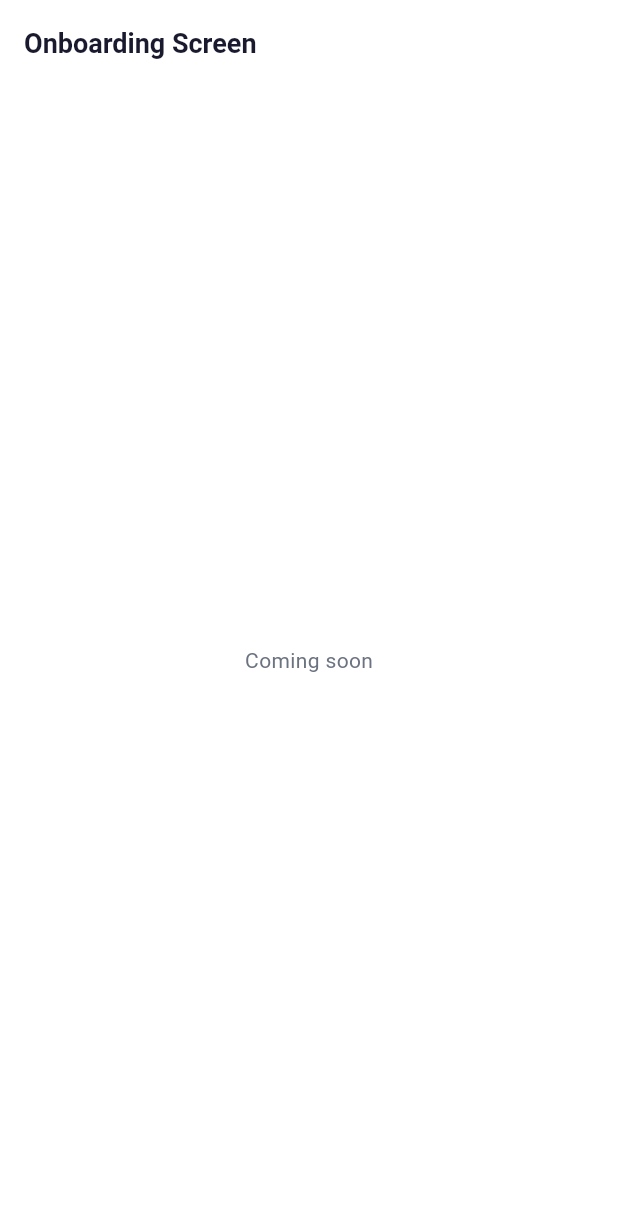
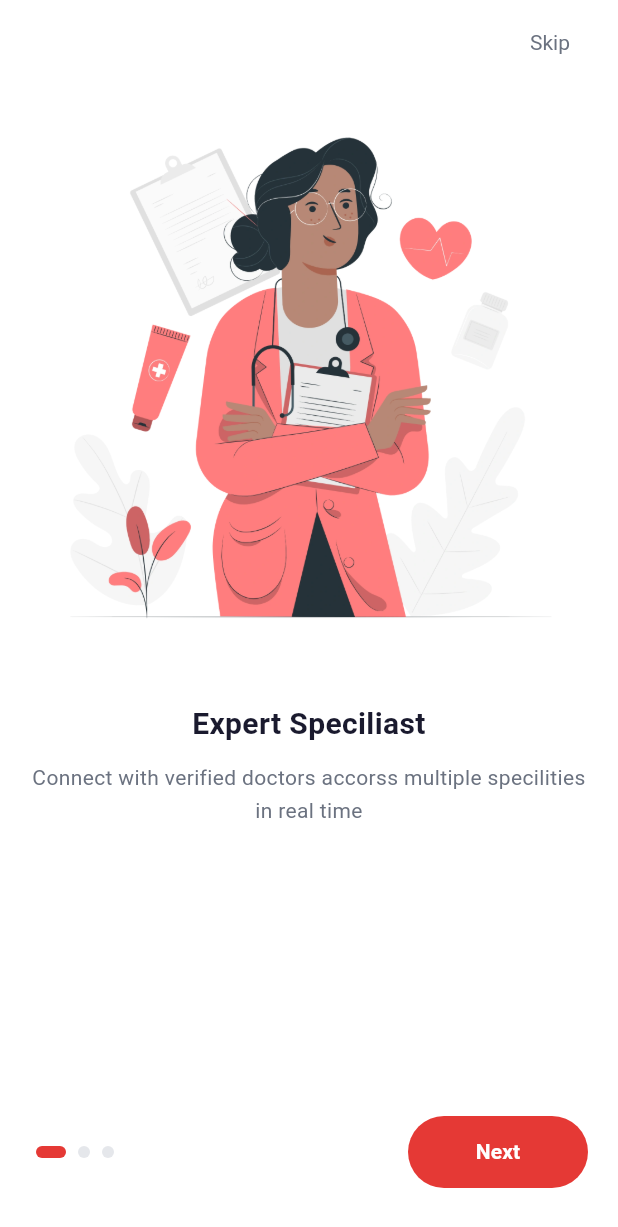
Before and after one commit to grittydude/zenith_care, a Flutter app: the screen it shows after launch, after a tap on "Get Started", on a phone screen of 412 x 824 dp. Shown: the top 1227 px of the screen. Run offline on Flutter 3.47's test engine with Material 3 defaults, Android fonts, the phone set to English and light mode, and no system bars; our stand-ins replace flutter_riverpod, freezed_annotation, go_router, riverpod_annotation, shared_preferences, supabase_flutter; accounts and stored records are empty; generated files the repository leaves out were written again.

Commit message:
implement onboarding screend

```diff
--- /dev/null
+++ b/lib/features/auth/data/datasources/slide_data.dart
@@ -0,0 +1,10 @@
+class SlideData {
+  const SlideData({
+    required this.title,
+    required this.description,
+    required this.imagePath,
+  });
+  final String title;
+  final String description;
+  final String imagePath;
+}
--- a/lib/features/auth/presentation/notifiers/onboarding_notifier.dart
+++ b/lib/features/auth/presentation/notifiers/onboarding_notifier.dart
@@ -28,6 +28,8 @@ class OnboardingNotifier extends _$OnboardingNotifier {
     }
   }
 
+  void jumpToPage(int index) => state = index;
+
   Future<void> _markComplete() async {
     final prefs = await ref.watch(sharedPreferenceProvider.future);
     await prefs.setBool(_kOnboardingCompleteKey, true);
--- a/lib/features/auth/presentation/screens/onboarding_screen.dart
+++ b/lib/features/auth/presentation/screens/onboarding_screen.dart
@@ -1,11 +1,154 @@
 import 'package:flutter/material.dart';
-import 'package:zenith_care/core/widgets/placeholder_screen.dart';
+import 'package:flutter_riverpod/flutter_riverpod.dart';
+import 'package:zenith_care/core/constants/app_colors.dart';
+import '../../../../core/constants/app_sizes.dart';
+import '../../../../core/constants/app_text_styles.dart';
+import '../../data/datasources/slide_data.dart';
+import '../notifiers/onboarding_notifier.dart';
+import '../widgets/dot_indactor.dart';
+import '../widgets/next_button.dart';
+import '../widgets/slide_page.dart';
 
-class OnboardingScreen extends StatelessWidget {
+const List<SlideData> _slides = [
+  SlideData(
+    title: 'Expert Speciliast',
+    description:
+        'Connect with verified doctors accorss multiple specilities in real time',
+    imagePath: 'assets/images/onboard_one.webp',
+  ),
+  SlideData(
+    title: 'Expert Speciliast',
+    description:
+        'Connect with verified doctors accorss multiple specilities in real time',
+    imagePath: 'assets/images/onboard_two.webp',
+  ),
+  SlideData(
+    title: 'Expert Speciliast',
+    description:
+        'Connect with verified doctors accorss multiple specilities in real time',
+    imagePath: 'assets/images/onboard_three.webp',
+  ),
+];
+
+class OnboardingScreen extends ConsumerStatefulWidget {
   const OnboardingScreen({super.key});
 
   @override
+  ConsumerState<OnboardingScreen> createState() => _OnboardingScreenState();
+}
+
+class _OnboardingScreenState extends ConsumerState<OnboardingScreen> {
+  late final PageController _pageController;
+
+  bool isSwipeInProgress = false;
+
+  @override
+  void initState() {
+    super.initState();
+    _pageController = PageController();
+  }
+
+  @override
+  void dispose() {
+    _pageController.dispose();
+    super.dispose();
+  }
+
+  @override
   Widget build(BuildContext context) {
-    return const PlaceholderScreen(title: 'Onboarding Screen');
+    final currentPage = ref.watch(onboardingProvider);
+    final isLastPage = currentPage == _slides.length - 1;
+    return Scaffold(
+      backgroundColor: AppColors.surface,
+      body: SafeArea(
+        child: Column(
+          children: [
+            //SKip Buttopn
+            Align(
+              alignment: Alignment.centerRight,
+              child: Padding(
+                padding: const EdgeInsets.only(
+                    right: AppSizes.screenHorizontalPadding,
+                    top: AppSizes.spaceMD),
+                child: AnimatedOpacity(
+                  opacity: isLastPage ? 0 : 1,
+                  duration: const Duration(milliseconds: 200),
+                  child: TextButton(
+                    onPressed: () =>
+                        ref.read(onboardingProvider.notifier).skip(),
+                    style: TextButton.styleFrom(
+                      foregroundColor: AppColors.textSecondary,
+                      padding: const EdgeInsets.symmetric(
+                        horizontal: AppSizes.spaceMD,
+                        vertical: AppSizes.spaceXS,
+                      ),
+                    ),
+                    child: Text(
+                      'Skip',
+                      style: AppTextStyles.bodyMedium.copyWith(
+                        color: AppColors.textSecondary,
+                      ),
+                    ),
+                  ),
+                ),
+              ),
+            ),
+
+            // PageView
+            Expanded(
+              child: PageView.builder(
+                controller: _pageController,
+                itemCount: _slides.length,
+                physics: null,
+                onPageChanged: (index) {
+                  isSwipeInProgress = true;
+                  ref.read(onboardingProvider.notifier).jumpToPage(index);
+                  WidgetsBinding.instance.addPostFrameCallback((_) {
+                    isSwipeInProgress = false;
+                  });
+                },
+                itemBuilder: (context, index) {
+                  return SlidePage(slide: _slides[index]);
+                },
+              ),
+            ),
+
+            const SizedBox(height: AppSizes.spaceLG),
+
+            // ── Bottom row: Skip | Dots | Next ───────────────────────
+            Padding(
+              padding: const EdgeInsets.symmetric(
+                horizontal: AppSizes.screenHorizontalPadding,
+              ),
+              child: Row(
+                mainAxisAlignment: MainAxisAlignment.spaceBetween,
+                children: [
+                  // ── Dots (centre) ──────────────────────────────────
+                  Row(
+                    mainAxisSize: MainAxisSize.min,
+                    children: List.generate(
+                      _slides.length,
+                      (index) => DotIndicator(isActive: index == currentPage),
+                    ),
+                  ),
+
+                  SizedBox(
+                    width: 120,
+                    child: NextButton(
+                      label: isLastPage ? 'Get Started' : 'Next',
+                      onTap: () => ref
+                          .read(onboardingProvider.notifier)
+                          .nextPage(totalPages: _slides.length),
+                    ),
+                  ),
+                ],
+              ),
+            ),
+
+            const SizedBox(height: AppSizes.space3XL),
+          ],
+        ),
+      ),
+    );
   }
 }
--- /dev/null
+++ b/lib/features/auth/presentation/widgets/dot_indactor.dart
@@ -0,0 +1,23 @@
+import 'package:flutter/material.dart';
+import '../../../../core/constants/app_colors.dart';
+import '../../../../core/constants/app_sizes.dart';
+
+class DotIndicator extends StatelessWidget {
+  const DotIndicator({super.key, required this.isActive});
+  final bool isActive;
+
+  @override
+  Widget build(BuildContext context) {
+    return AnimatedContainer(
+      duration: const Duration(milliseconds: 250),
+      curve: Curves.easeInOut,
+      width: isActive ? 20.0 : 8.0,
+      height: 8.0,
+      margin: const EdgeInsets.symmetric(horizontal: 4.0),
+      decoration: BoxDecoration(
+        color: isActive ? AppColors.primary : AppColors.border,
+        borderRadius: BorderRadius.circular(AppSizes.radiusFull),
+      ),
+    );
+  }
+}
--- /dev/null
+++ b/lib/features/auth/presentation/widgets/next_button.dart
@@ -0,0 +1,41 @@
+import 'package:flutter/material.dart';
+import '../../../../core/constants/app_colors.dart';
+import '../../../../core/constants/app_sizes.dart';
+import '../../../../core/constants/app_text_styles.dart';
+
+class NextButton extends StatelessWidget {
+  const NextButton({super.key, required this.label, required this.onTap});
+  final String label;
+  final VoidCallback onTap;
+
+  @override
+  Widget build(BuildContext context) {
+    return SizedBox(
+      width: double.infinity,
+      height: AppSizes.buttonHeightMedium,
+      child: ElevatedButton(
+        onPressed: onTap,
+        style: ElevatedButton.styleFrom(
+          backgroundColor: AppColors.primary,
+          foregroundColor: Colors.white,
+          elevation: 0,
+          shape: const StadiumBorder(),
+          padding: const EdgeInsets.symmetric(
+            horizontal: AppSizes.spaceLG,
+          ),
+        ),
+        child: AnimatedSwitcher(
+          duration: const Duration(milliseconds: 200),
+          child: Text(
+            label,
+            key: ValueKey(label),
+            style: AppTextStyles.labelMedium.copyWith(
+              color: Colors.white,
+              fontWeight: FontWeight.w600,
+            ),
+          ),
+        ),
+      ),
+    );
+  }
+}
--- /dev/null
+++ b/lib/features/auth/presentation/widgets/slide_page.dart
@@ -0,0 +1,57 @@
+import 'package:flutter/material.dart';
+import 'package:zenith_care/core/constants/app_sizes.dart';
+
+import '../../../../core/constants/app_colors.dart';
+import '../../../../core/constants/app_text_styles.dart';
+import '../../data/datasources/slide_data.dart';
+
+class SlidePage extends StatelessWidget {
+  const SlidePage({super.key, required this.slide});
+  final SlideData slide;
+
+  @override
+  Widget build(BuildContext context) {
+    return Padding(
+      padding: const EdgeInsets.symmetric(
+        horizontal: AppSizes.screenHorizontalPadding,
+      ),
+      child: Column(
+        children: [
+          Expanded(
+            flex: 6,
+            child: Center(
+              child: Image.asset(slide.imagePath),
+            ),
+          ),
+          Expanded(
+            flex: 4,
+            child: Column(
+              mainAxisAlignment: MainAxisAlignment.start,
+              children: [
+                const SizedBox(height: AppSizes.spaceLG),
+                Text(
+                  slide.title,
+                  style: AppTextStyles.headlineMedium.copyWith(
+                    color: AppColors.textPrimary,
+                  ),
+                  textAlign: TextAlign.center,
+                ),
+                const SizedBox(height: AppSizes.spaceMD),
+                Text(
+                  slide.description,
+                  style: AppTextStyles.bodyMedium.copyWith(
+                    color: AppColors.textSecondary,
+                    height: 1.6,
+                  ),
+                  textAlign: TextAlign.center,
+                  maxLines: 3,
+                  overflow: TextOverflow.ellipsis,
+                ),
+              ],
+            ),
+          ),
+        ],
+      ),
+    );
+  }
+}
```
Also changed, not shown: assets/images/onboard_one.webp (added), assets/images/onboard_three.webp (added), assets/images/onboard_two.webp (added).
